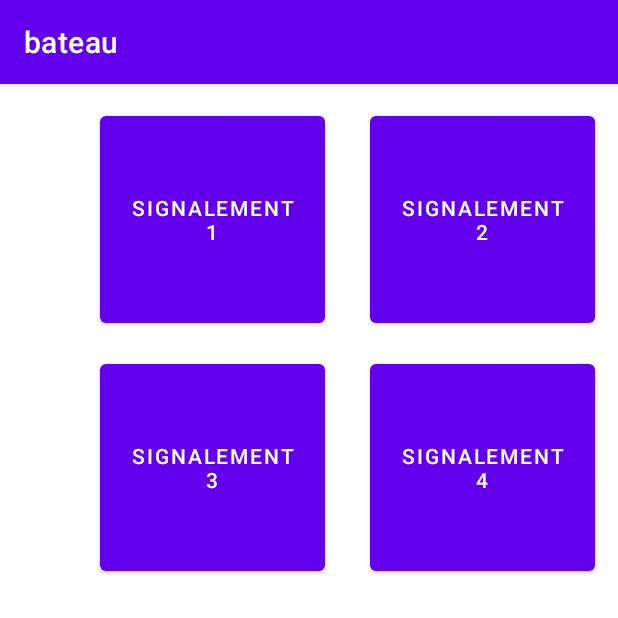
After one commit to lespoischiches/naufrage, an Android app: the ReportActivity screen opened directly, with no data from a screen before it, on a phone screen of 412 x 824 dp, the top half of it. The commit adds this screen. Run offline under Robolectric (Android 15) with nearby library versions, the phone set to English and light mode, and no system bars.

Commit message:
petit commit

```diff
--- a/app/build.gradle
+++ b/app/build.gradle
@@ -35,6 +35,7 @@ dependencies {
     implementation 'androidx.constraintlayout:constraintlayout:2.0.4'
     implementation 'androidx.preference:preference:1.1.0'
     implementation 'org.osmdroid:osmdroid-android:6.0.2'
+    implementation 'androidx.legacy:legacy-support-v4:1.0.0'
     testImplementation 'junit:junit:4.+'
     androidTestImplementation 'androidx.test.ext:junit:1.1.2'
     androidTestImplementation 'androidx.test.espresso:espresso-core:3.3.0'
--- a/app/src/main/AndroidManifest.xml
+++ b/app/src/main/AndroidManifest.xml
@@ -1,23 +1,27 @@
 <?xml version="1.0" encoding="utf-8"?>
 <manifest xmlns:android="http://schemas.android.com/apk/res/android"
     package="com.thomas.bateau">
+
     <uses-permission android:name="android.permission.ACCESS_FINE_LOCATION" />
     <uses-permission android:name="android.permission.INTERNET" />
     <uses-permission android:name="android.permission.ACCESS_NETWORK_STATE" />
     <uses-permission android:name="android.permission.WRITE_EXTERNAL_STORAGE" />
+
     <application
+        android:name=".BateauApplication"
         android:allowBackup="true"
         android:icon="@mipmap/ic_launcher"
         android:label="@string/app_name"
         android:roundIcon="@mipmap/ic_launcher_round"
         android:supportsRtl="true"
-        android:name=".BateauApplication"
         android:theme="@style/Theme.Bateau">
-        <activity android:name=".CarteActivity"></activity>
+        <activity android:name=".ReportActivity"></activity>
+        <activity android:name=".CarteActivity" />
         <activity android:name=".MeteoActivity" />
         <activity android:name=".MainActivity">
             <intent-filter>
                 <action android:name="android.intent.action.MAIN" />
+
                 <category android:name="android.intent.category.LAUNCHER" />
             </intent-filter>
         </activity>
--- a/app/src/main/java/com/thomas/bateau/MainActivity.java
+++ b/app/src/main/java/com/thomas/bateau/MainActivity.java
@@ -8,7 +8,7 @@ import android.widget.Button;
 
 public class MainActivity extends AppCompatActivity {
 
-    private Button btnMeteo, btnCarte;
+    private Button btnMeteo, btnCarte, btnReport;
 
     @Override
     protected void onCreate(Bundle savedInstanceState) {
@@ -16,6 +16,7 @@ public class MainActivity extends AppCompatActivity {
         setContentView(R.layout.activity_main);
         btnMeteo=findViewById(R.id.btn_accueil_meteo);
         btnCarte=findViewById(R.id.btn_accueil_carte);
+        btnReport=findViewById(R.id.btn_accueil_signaler_evenement);
         btnMeteo.setOnClickListener(click -> {
             Intent intent=new Intent(getApplicationContext(), MeteoActivity.class);
             startActivity(intent);
@@ -24,5 +25,10 @@ public class MainActivity extends AppCompatActivity {
             Intent intent=new Intent(getApplicationContext(), CarteActivity.class);
             startActivity(intent);
         });
+
+        btnReport.setOnClickListener(click -> {
+            Intent intent = new Intent(getApplicationContext(), ReportActivity.class);
+            startActivity(intent);
+        });
     }
 }
--- /dev/null
+++ b/app/src/main/java/com/thomas/bateau/ReportActivity.java
@@ -0,0 +1,14 @@
+package com.thomas.bateau;
+
+import androidx.appcompat.app.AppCompatActivity;
+
+import android.os.Bundle;
+
+public class ReportActivity extends AppCompatActivity {
+
+    @Override
+    protected void onCreate(Bundle savedInstanceState) {
+        super.onCreate(savedInstanceState);
+        setContentView(R.layout.report_activity);
+    }
+}
--- /dev/null
+++ b/app/src/main/java/com/thomas/bateau/ReportFragment.java
@@ -0,0 +1,19 @@
+package com.thomas.bateau;
+
+import android.os.Bundle;
+
+import androidx.fragment.app.Fragment;
+
+import android.view.LayoutInflater;
+import android.view.View;
+import android.view.ViewGroup;
+
+public class ReportFragment extends Fragment {
+
+    @Override
+    public View onCreateView(LayoutInflater inflater, ViewGroup container,
+                             Bundle savedInstanceState) {
+        // Inflate the layout for this fragment
+        return inflater.inflate(R.layout.fragment_report, container, false);
+    }
+}
--- /dev/null
+++ b/app/src/main/res/layout/fragment_report.xml
@@ -0,0 +1,64 @@
+<?xml version="1.0" encoding="utf-8"?>
+<androidx.constraintlayout.widget.ConstraintLayout xmlns:android="http://schemas.android.com/apk/res/android"
+    xmlns:app="http://schemas.android.com/apk/res-auto"
+    xmlns:tools="http://schemas.android.com/tools"
+    android:layout_width="match_parent"
+    android:layout_height="match_parent"
+    tools:context=".ReportFragment">
+
+    <TableLayout
+        android:layout_width="wrap_content"
+        android:layout_height="wrap_content"
+        app:layout_constraintTop_toTopOf="parent"
+        app:layout_constraintRight_toRightOf="parent">
+
+
+    <TableRow
+        android:id="@+id/layout1"
+        android:layout_width="wrap_content"
+        android:layout_height="wrap_content">
+
+        <Button
+            android:id="@+id/button"
+            android:layout_width="150dp"
+            android:layout_height="150dp"
+            android:text="Signalement 1"
+            android:layout_marginLeft="15dp"
+            android:layout_marginTop="15dp"/>
+
+        <Button
+            android:id="@+id/button2"
+            android:layout_width="150dp"
+            android:layout_height="150dp"
+            android:text="Signalement 2"
+            android:layout_marginRight="15dp"
+            android:layout_marginTop="15dp"
+            android:layout_marginLeft="30dp"
+            />
+    </TableRow>
+
+    <TableRow
+        android:layout_width="wrap_content"
+        android:layout_height="wrap_content">
+        <Button
+            android:id="@+id/button3"
+            android:layout_width="150dp"
+            android:layout_height="150dp"
+            android:text="Signalement 3"
+            android:layout_marginLeft="15dp"
+            android:layout_marginTop="15dp" />
+
+        <Button
+            android:id="@+id/button4"
+            android:layout_width="150dp"
+            android:layout_height="150dp"
+            android:text="Signalement 4"
+            android:layout_marginRight="15dp"
+            android:layout_marginTop="15dp"
+            android:layout_marginLeft="30dp"
+           />
+
+    </TableRow>
+    </TableLayout>
+
+</androidx.constraintlayout.widget.ConstraintLayout>
--- /dev/null
+++ b/app/src/main/res/layout/report_activity.xml
@@ -0,0 +1,18 @@
+<?xml version="1.0" encoding="utf-8"?>
+<androidx.constraintlayout.widget.ConstraintLayout xmlns:android="http://schemas.android.com/apk/res/android"
+    xmlns:app="http://schemas.android.com/apk/res-auto"
+    xmlns:tools="http://schemas.android.com/tools"
+    android:layout_width="match_parent"
+    android:layout_height="match_parent"
+    tools:context=".ReportActivity">
+
+    <fragment
+        android:id="@+id/fragment_report"
+        android:layout_width="match_parent"
+        android:layout_height="match_parent"
+        android:name="com.thomas.bateau.ReportFragment"
+        app:layout_constraintRight_toRightOf="parent"
+        app:layout_constraintTop_toTopOf="parent"/>
+
+
+</androidx.constraintlayout.widget.ConstraintLayout>
--- a/app/src/main/res/values/strings.xml
+++ b/app/src/main/res/values/strings.xml
@@ -1,3 +1,5 @@
 <resources>
     <string name="app_name">bateau</string>
+    <!-- TODO: Remove or change this placeholder text -->
+    <string name="hello_blank_fragment">Hello blank fragment</string>
 </resources>
```
